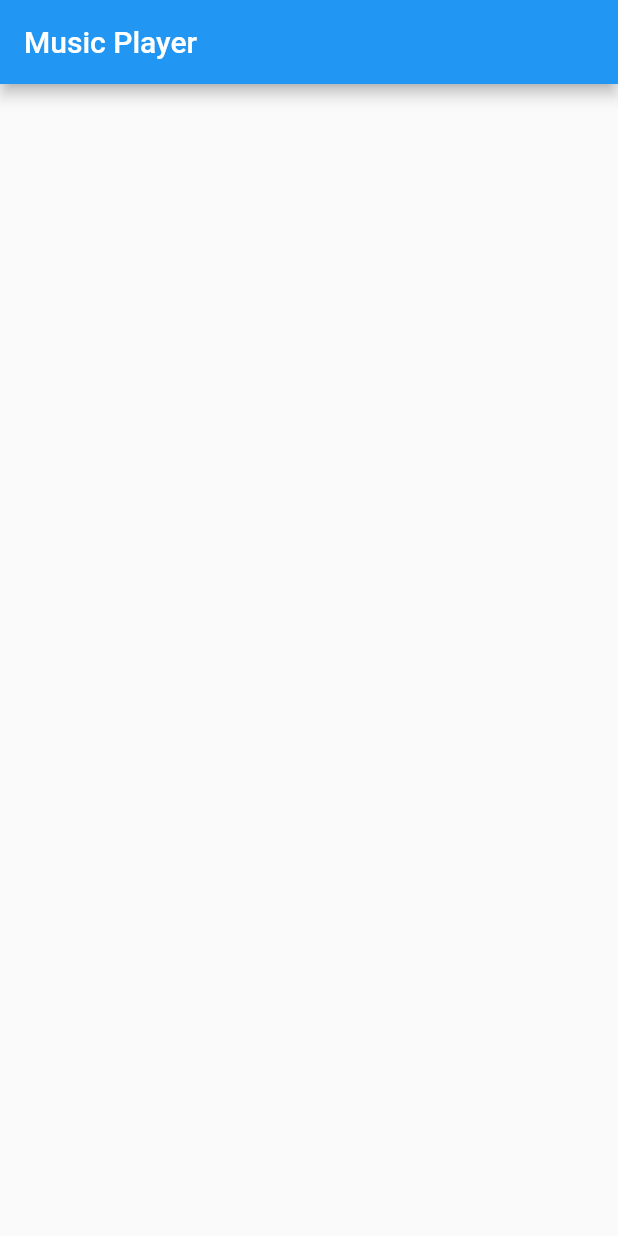
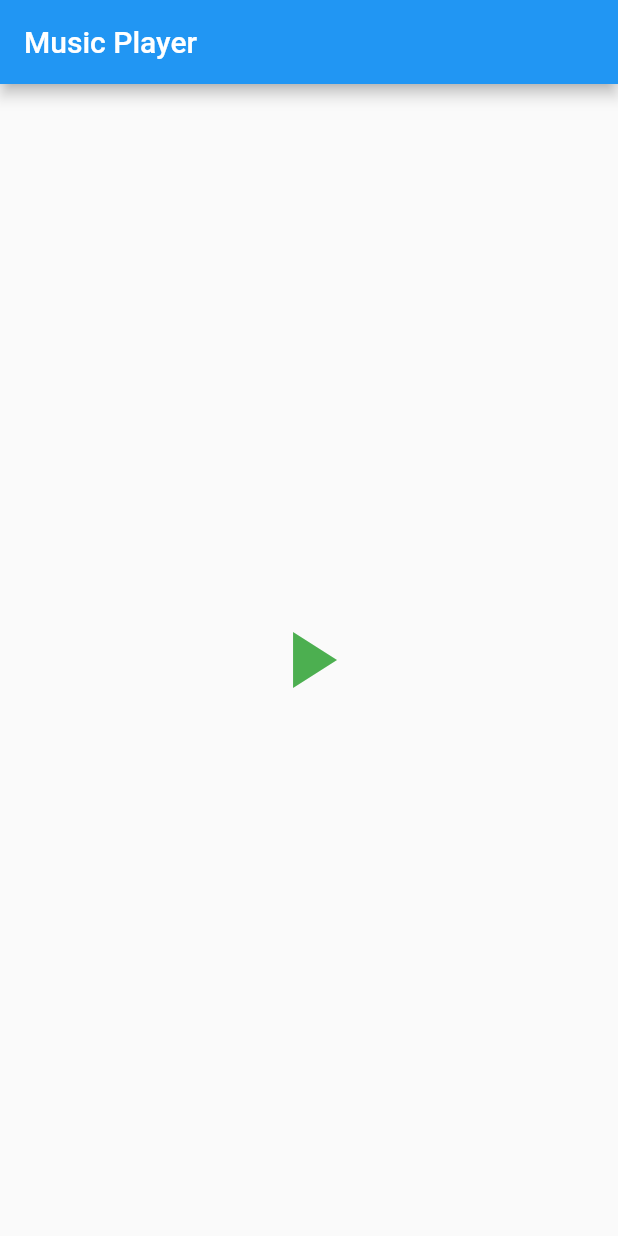
Before and after one commit to fadsxd/miproyectoflutterapp, a Flutter app: the screen it shows after launch, on a phone screen of 412 x 824 dp. Run offline on Flutter 3.47's test engine with Material 2 defaults, Android fonts, the phone set to English and light mode, and no system bars; our stand-ins replace audioplayers.

Commit message:
agregando boton play

```diff
--- a/lib/main.dart
+++ b/lib/main.dart
@@ -36,6 +36,16 @@
           fontSize: 20,
         )),
       ),
+      body: Center(
+        child: IconButton(
+          icon: Icon(Icons.play_arrow),
+          iconSize: 64,
+          color: Colors.green,
+          onPressed: (){
+            audioCache.play(audioName);
+          },
+        ),
+      ),
       );
     }
   }
```
